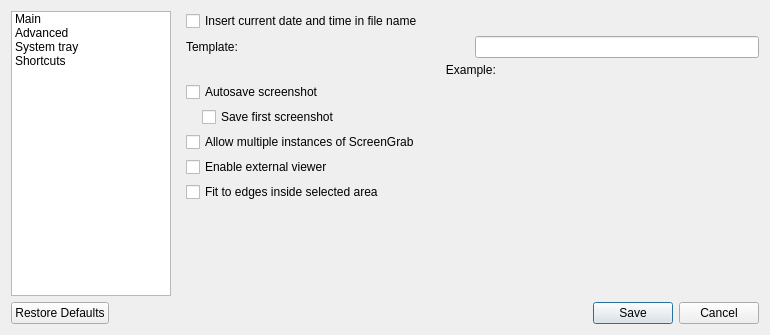
First picture: the form in src/core/ui/configwidget.ui, repository lxqt/screengrab, before the edit.
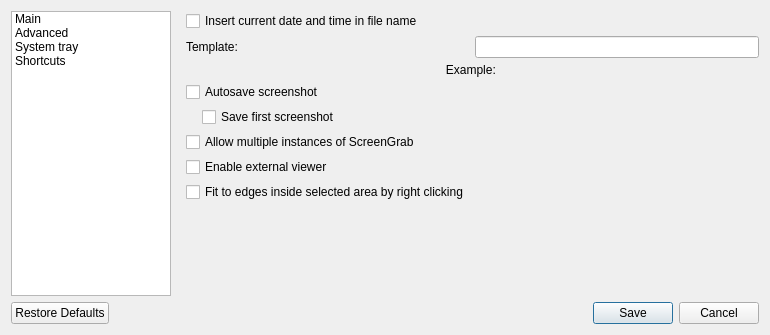
Second picture: the form after the edit. The open tabs and pages were chosen to show the change. Custom widgets are drawn as their Qt base class.

Patch:
```diff
--- a/src/core/ui/configwidget.ui
+++ b/src/core/ui/configwidget.ui
@@ -407,7 +407,7 @@
             <string>Fit to edges only inside selected screen area</string>
            </property>
            <property name="text">
-            <string>Fit to edges inside selected area</string>
+            <string>Fit to edges inside selected area by right clicking</string>
            </property>
           </widget>
          </item>
```
Left out of the diff: 3 changed lines with no effect on the pictures.
